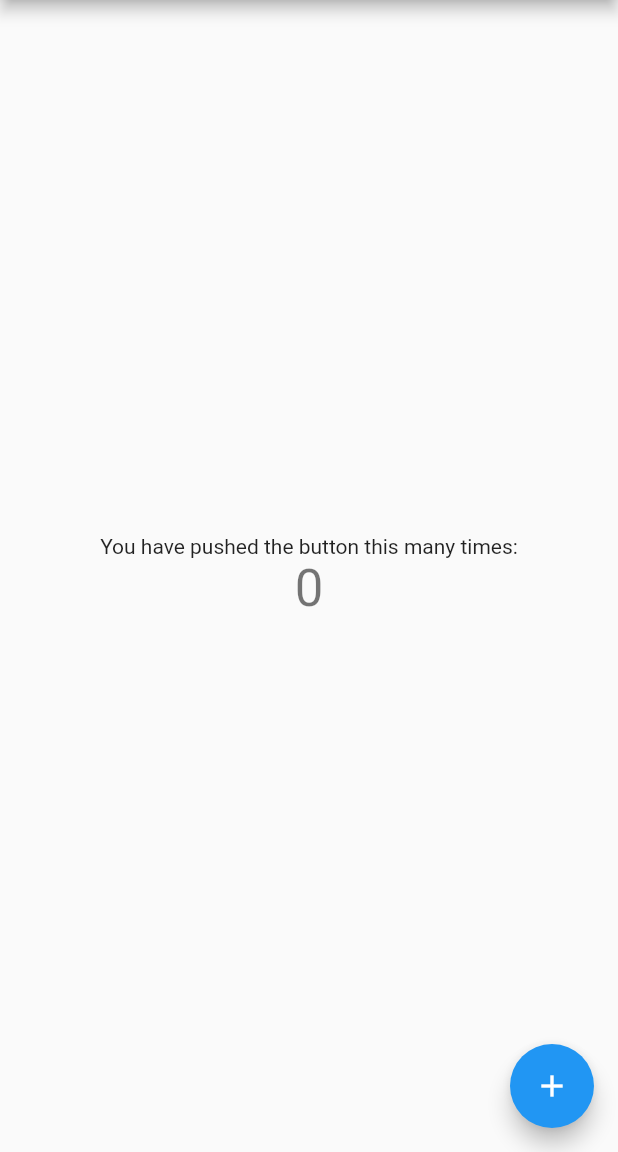
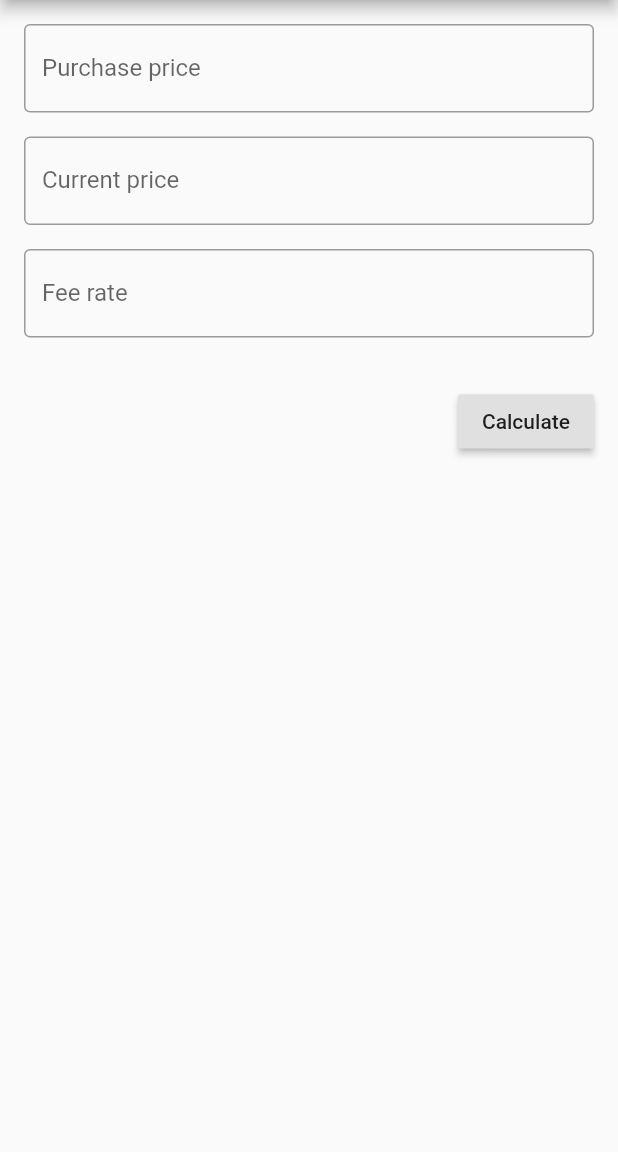
Before and after one commit to CORDEA/crossroads, a Flutter app: the screen it shows after launch, on a phone screen of 412 x 824 dp, the part 84-1236 px from its top. Run offline on Flutter 3.47's test engine with Material 2 defaults, Android fonts, the phone set to English and light mode, and no system bars.

Commit message:
update layout

```diff
--- a/lib/ui/calculator.dart
+++ b/lib/ui/calculator.dart
@@ -1,87 +1,55 @@
-
 import 'package:flutter/material.dart';
 
-class Calculator extends StatefulWidget {
+class Calculator extends StatelessWidget {
   Calculator({Key key, this.title}) : super(key: key);
-
-  // This widget is the home page of your application. It is stateful, meaning
-  // that it has a State object (defined below) that contains fields that affect
-  // how it looks.
-
-  // This class is the configuration for the state. It holds the values (in this
-  // case the title) provided by the parent (in this case the App widget) and
-  // used by the build method of the State. Fields in a Widget subclass are
-  // always marked "final".
 
   final String title;
 
   @override
-  _CalculatorState createState() => _CalculatorState();
-}
-
-class _CalculatorState extends State<Calculator> {
-  int _counter = 0;
-
-  void _incrementCounter() {
-    setState(() {
-      // This call to setState tells the Flutter framework that something has
-      // changed in this State, which causes it to rerun the build method below
-      // so that the display can reflect the updated values. If we changed
-      // _counter without calling setState(), then the build method would not be
-      // called again, and so nothing would appear to happen.
-      _counter++;
-    });
-  }
-
-  @override
   Widget build(BuildContext context) {
-    // This method is rerun every time setState is called, for instance as done
-    // by the _incrementCounter method above.
-    //
-    // The Flutter framework has been optimized to make rerunning build methods
-    // fast, so that you can just rebuild anything that needs updating rather
-    // than having to individually change instances of widgets.
     return Scaffold(
       appBar: AppBar(
-        // Here we take the value from the MyHomePage object that was created by
-        // the App.build method, and use it to set our appbar title.
-        title: Text(widget.title),
+        title: Text(title),
       ),
       body: Center(
-        // Center is a layout widget. It takes a single child and positions it
-        // in the middle of the parent.
-        child: Column(
-          // Column is also a layout widget. It takes a list of children and
-          // arranges them vertically. By default, it sizes itself to fit its
-          // children horizontally, and tries to be as tall as its parent.
-          //
-          // Invoke "debug painting" (press "p" in the console, choose the
-          // "Toggle Debug Paint" action from the Flutter Inspector in Android
-          // Studio, or the "Toggle Debug Paint" command in Visual Studio Code)
-          // to see the wireframe for each widget.
-          //
-          // Column has various properties to control how it sizes itself and
-          // how it positions its children. Here we use mainAxisAlignment to
-          // center the children vertically; the main axis here is the vertical
-          // axis because Columns are vertical (the cross axis would be
-          // horizontal).
-          mainAxisAlignment: MainAxisAlignment.center,
-          children: <Widget>[
-            Text(
-              'You have pushed the button this many times:',
-            ),
-            Text(
-              '$_counter',
-              style: Theme.of(context).textTheme.headline4,
-            ),
-          ],
+        child: Container(
+          padding: EdgeInsets.all(16),
+          child: Column(
+            children: [
+              TextField(
+                decoration: InputDecoration(
+                  border: OutlineInputBorder(),
+                  labelText: 'Purchase price',
+                ),
+              ),
+              SizedBox(height: 16),
+              TextField(
+                decoration: InputDecoration(
+                  border: OutlineInputBorder(),
+                  labelText: 'Current price',
+                ),
+              ),
+              SizedBox(height: 16),
+              TextField(
+                decoration: InputDecoration(
+                  border: OutlineInputBorder(),
+                  labelText: 'Fee rate',
+                ),
+              ),
+              SizedBox(height: 32),
+              Align(
+                alignment: Alignment.centerRight,
+                child: RaisedButton(
+                  child: const Text(
+                    'Calculate',
+                  ),
+                  onPressed: () {},
+                ),
+              ),
+            ],
+          ),
         ),
       ),
-      floatingActionButton: FloatingActionButton(
-        onPressed: _incrementCounter,
-        tooltip: 'Increment',
-        child: Icon(Icons.add),
-      ), // This trailing comma makes auto-formatting nicer for build methods.
     );
   }
 }
```
